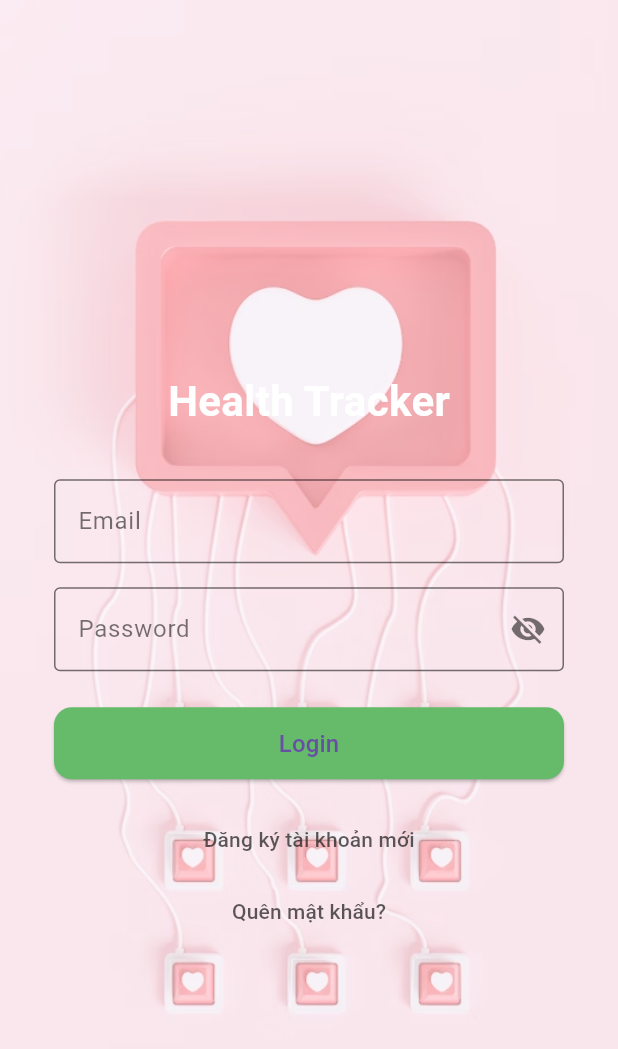
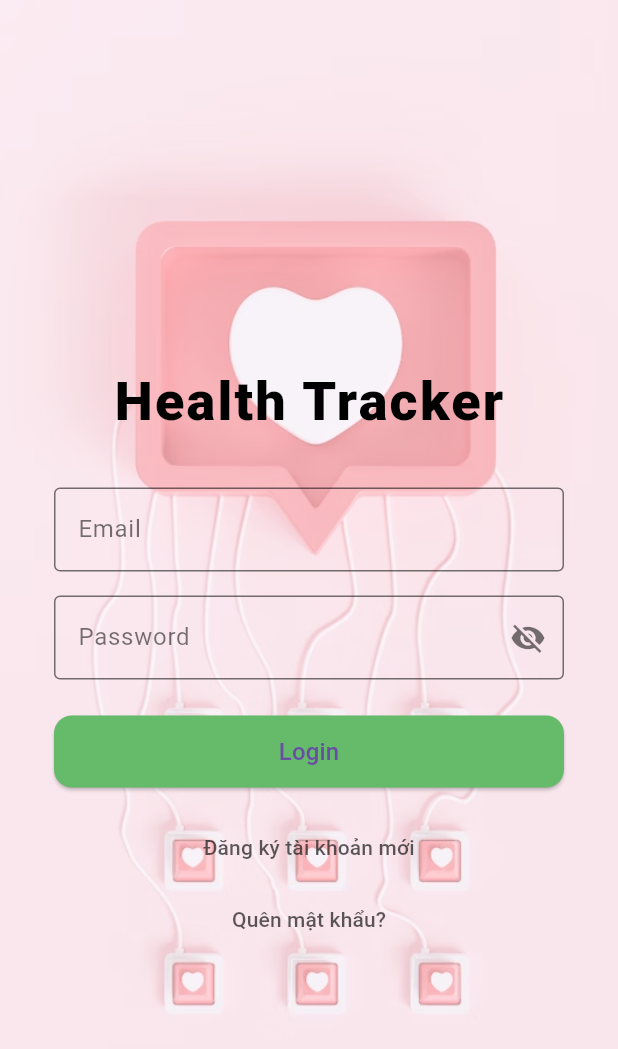
Before and after one commit to Minhmaxxx/health_tracker_app, a Flutter app: the screen it shows after launch, on a phone screen of 412 x 824 dp. Shown: the top 1049 px of the screen. Run offline on Flutter 3.47's test engine with Material 3 defaults, Android fonts, the phone set to English and light mode, and no system bars; our stand-ins replace cloud_firestore, firebase_auth, firebase_core, firebase_storage, flutter_local_notifications, image_picker and 1 more; accounts and stored records are empty.

Commit message:
Initial commit

```diff
--- a/lib/features/auth/presentation/login_page.dart
+++ b/lib/features/auth/presentation/login_page.dart
@@ -63,10 +63,12 @@ class _LoginPageState extends State<LoginPage> {
                   const SizedBox(height: 55),
                   const Text("Health Tracker",
                       style: TextStyle(
-                        fontSize: 28,
-                        fontWeight: FontWeight.bold,
-                        color: Colors.white,
+                        fontSize: 36,
+                        fontWeight: FontWeight.w900,
+                        color: Colors.black,
+                        letterSpacing: 1.5,
                       )),
+
                   const SizedBox(height: 32),
 
                   // Email input + error
@@ -89,18 +91,18 @@ class _LoginPageState extends State<LoginPage> {
                   ),
                   if (_passError != null) ...[
                     const SizedBox(height: 6),
-                    Text(
-                      _passError!,
-                      style: const TextStyle(color: Colors.red, fontSize: 12),
+                    const Text(
+                      "Tài khoản hoặc mật khẩu sai",
+                      style: TextStyle(color: Colors.red, fontSize: 12),
                     ),
                   ],
                   const SizedBox(height: 24),
 
                   // General error
                   if (_generalError != null) ...[
-                    Text(
-                      _generalError!,
-                      style: const TextStyle(color: Colors.red, fontSize: 13),
+                    const Text(
+                      "Tài khoản hoặc mật khẩu sai",
+                      style: TextStyle(color: Colors.red, fontSize: 12),
                     ),
                     const SizedBox(height: 12),
                   ],
--- a/lib/main.dart
+++ b/lib/main.dart
@@ -9,9 +9,11 @@ import 'goal/goal_screen.dart';
 import 'package:firebase_auth/firebase_auth.dart';
 import 'package:intl/intl.dart';
 import 'package:intl/date_symbol_data_local.dart';
+import 'features/home/screens/home_screen.dart';
 
 void main() async {
   WidgetsFlutterBinding.ensureInitialized();
+
   // Khởi tạo dữ liệu định dạng cho tiếng Việt
   Intl.defaultLocale = 'vi';
   await initializeDateFormatting('vi');
@@ -25,8 +27,7 @@ void main() async {
     options: DefaultFirebaseOptions.currentPlatform,
   );
 
-  // Thêm persistence với thời gian 4 ngày
-  await FirebaseAuth.instance.setPersistence(Persistence.LOCAL);
+  // Auto logout after 4 days
   FirebaseAuth.instance.authStateChanges().listen((User? user) {
     if (user != null) {
       final metadata = user.metadata;
@@ -53,7 +54,24 @@ class MyApp extends StatelessWidget {
       title: 'Health Tracker',
       theme: ThemeData(primarySwatch: Colors.green),
       debugShowCheckedModeBanner: false,
-      home: const LoginPage(),
+
+      // Replace home with StreamBuilder
+      home: StreamBuilder<User?>(
+        stream: FirebaseAuth.instance.authStateChanges(),
+        builder: (context, snapshot) {
+          if (snapshot.connectionState == ConnectionState.waiting) {
+            return const Scaffold(
+              body: Center(
+                child: CircularProgressIndicator(),
+              ),
+            );
+          } else if (snapshot.hasData) {
+            return const HomeScreen(); // Đã đăng nhập
+          } else {
+            return const LoginPage(); // Chưa đăng nhập
+          }
+        },
+      ),
 
       // Thêm cấu hình localization
       localizationsDelegates: const [
--- a/pubspec.yaml
+++ b/pubspec.yaml
@@ -43,6 +43,7 @@ dependencies:
   firebase_storage: ^13.0.4
   flutter_local_notifications: ^19.5.0
   intl: ^0.19.0
+  http: ^1.2.2
 
 dev_dependencies:
   flutter_test:
```
Also changed, not shown: lib/features/home/screens/health_advice_screen.dart (added, +57 -0 lines), lib/features/home/screens/home_screen.dart (+133 -3 lines), lib/gemini_service.dart (added, +85 -0 lines), firebase.json (added), package-lock.json (added), pubspec.lock, 3 other files.
